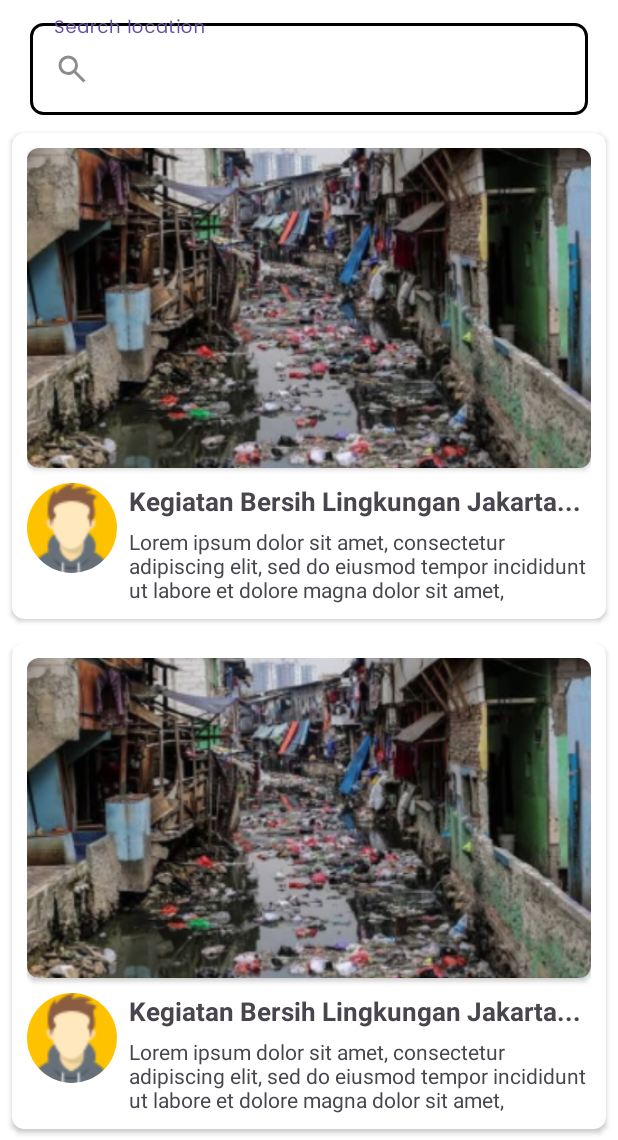
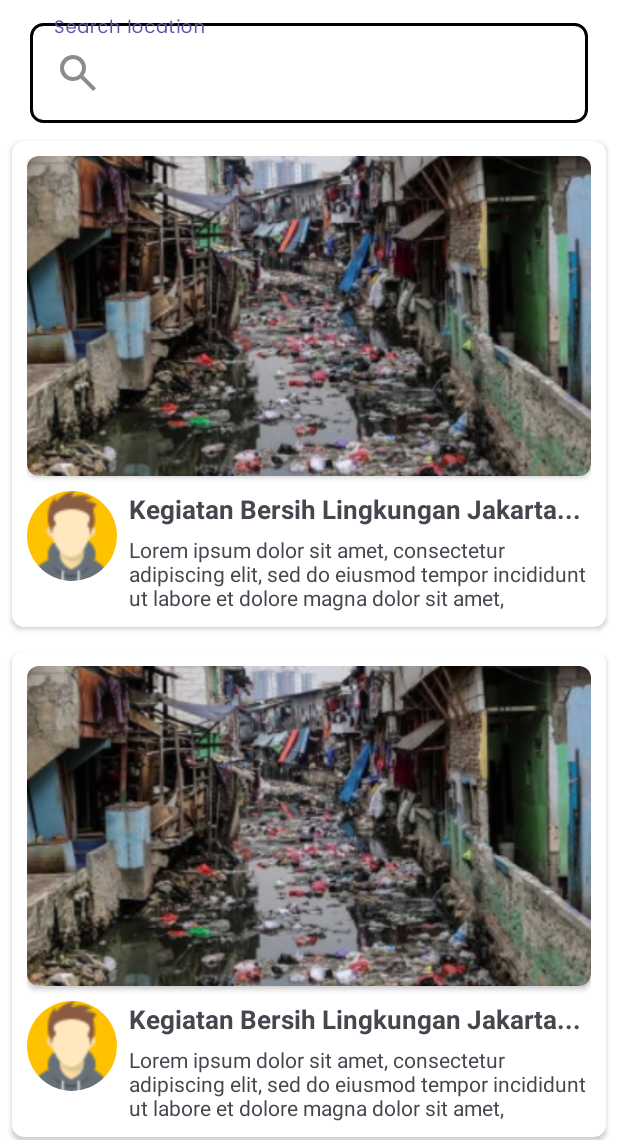
Before and after one commit to TatangMengkudu/BANGKIT-SOStainable, an Android app: the layout fragment_home.xml on its own in the app's theme, with its tools: preview values and no code run, on a phone screen of 412 x 824 dp, the part 96-1236 px from its top. Run offline under Robolectric (Android 15) with nearby library versions, the phone set to English and light mode, and no system bars.

Commit message:
[HOME] Fix the search icon on the search bar 2.0

```diff
--- a/app/src/main/res/drawable/search_icon.xml
+++ b/app/src/main/res/drawable/search_icon.xml
@@ -1,6 +1,6 @@
 <vector xmlns:android="http://schemas.android.com/apk/res/android"
-    android:width="24dp"
-    android:height="24dp"
+    android:width="32dp"
+    android:height="32dp"
     android:viewportWidth="960"
     android:viewportHeight="960">
   <path
--- a/app/src/main/res/layout/fragment_home.xml
+++ b/app/src/main/res/layout/fragment_home.xml
@@ -48,7 +48,7 @@
                 android:background="@drawable/custom_button_stroke"
                 android:textColor="@color/textGreyColor"
                 android:drawableStart="@drawable/search_icon"
-                android:drawablePadding="10dp"
+                android:drawablePadding="8dp"
                 android:inputType="textEmailAddress"/>
         </com.google.android.material.textfield.TextInputLayout>
 
```
